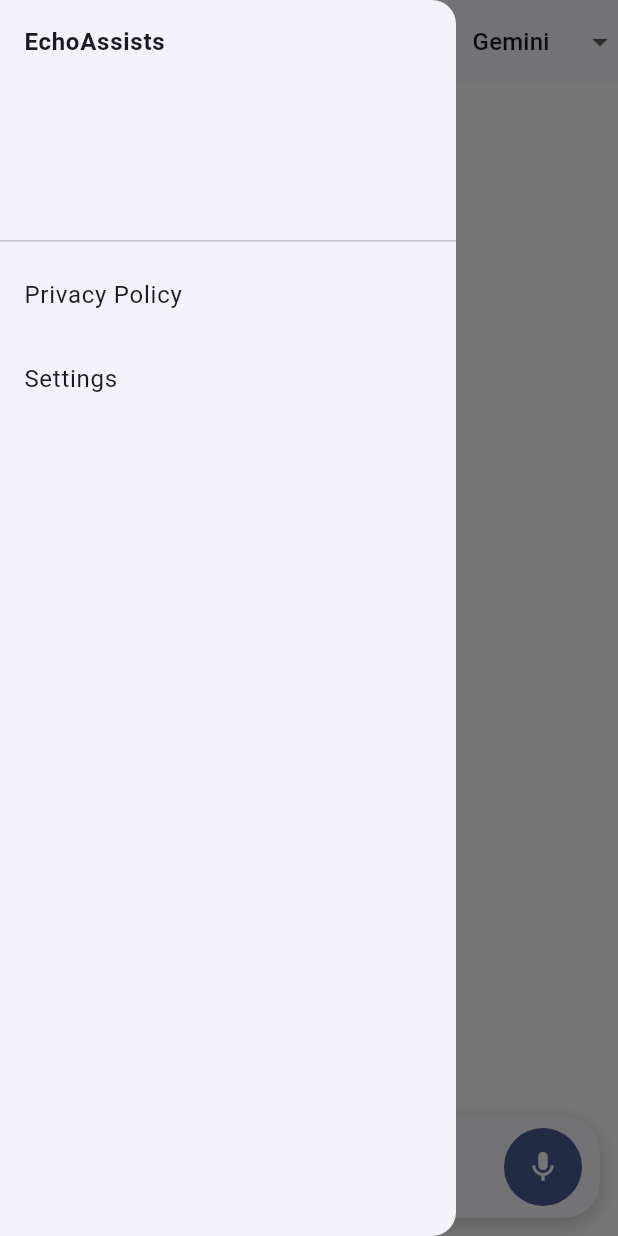
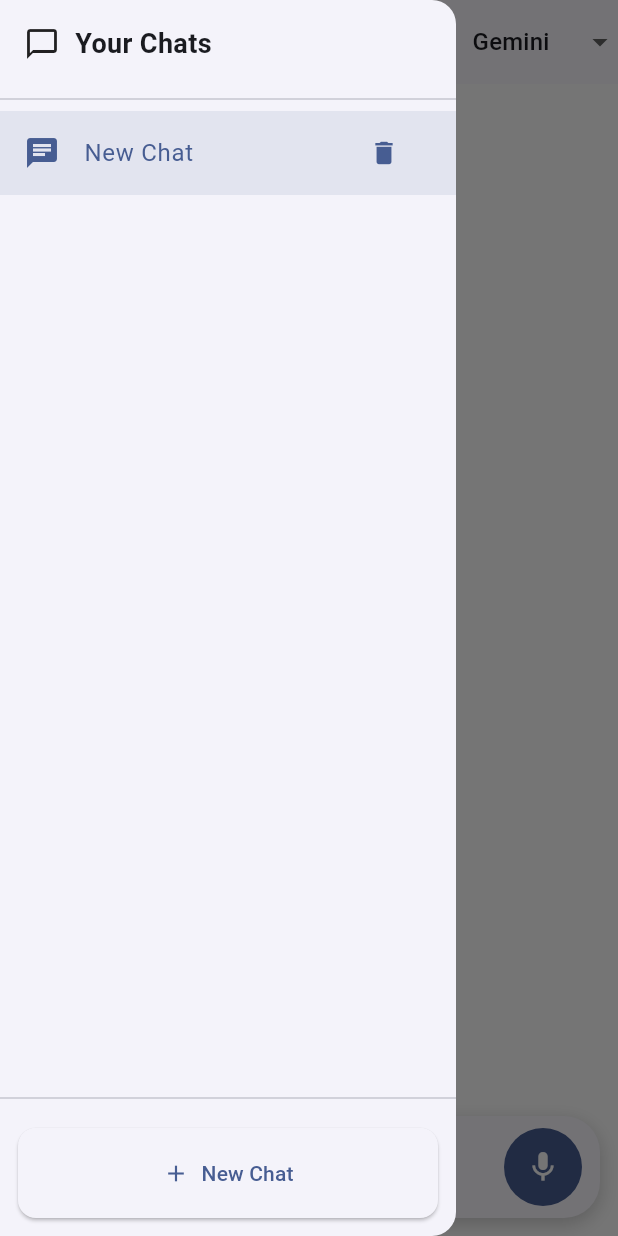
Before and after one commit to abidurrahman11/GPTMesh, a Flutter app: the screen it shows after launch, with the side drawer open, on a phone screen of 412 x 824 dp. Run offline on Flutter 3.47's test engine with Material 3 defaults, Android fonts, the phone set to English and light mode, and no system bars; our stand-ins replace flutter_markdown, shared_preferences, speech_to_text; missing offline and left inert: record.

Commit message:
add separate chats, new chat, delete chat option

```diff
--- a/GPTMesh Frontend/gpt_mesh/lib/Components/Drawer/home_drawer.dart
+++ b/GPTMesh Frontend/gpt_mesh/lib/Components/Drawer/home_drawer.dart
@@ -1,23 +1,124 @@
 import 'package:flutter/material.dart';
+import 'package:gpt_mesh/Models/Chats/chat_session.dart';
 
 class HomeDrawer extends StatelessWidget {
-  const HomeDrawer({super.key});
+  final List<ChatSession> chats;
+  final ChatSession? currentChat;
+  final Function(ChatSession) onSelectChat;
+  final VoidCallback onCreateNewChat;
+  final Function(ChatSession) onDeleteChat;
+
+  const HomeDrawer({
+    super.key,
+    required this.chats,
+    required this.currentChat,
+    required this.onSelectChat,
+    required this.onCreateNewChat,
+    required this.onDeleteChat,
+  });
+
+  void _showDeleteDialog(BuildContext context, ChatSession chat) {
+    showDialog(
+      context: context,
+      builder: (context) {
+        return AlertDialog(
+          title: const Text("Delete Chat"),
+          content: const Text("Are you sure you want to delete this chat?"),
+          actions: [
+            TextButton(
+              onPressed: () => Navigator.pop(context),
+              child: const Text("Cancel"),
+            ),
+            TextButton(
+              onPressed: () {
+                Navigator.pop(context);
+                onDeleteChat(chat);
+              },
+              child: const Text("Delete"),
+            ),
+          ],
+        );
+      },
+    );
+  }
 
   @override
   Widget build(BuildContext context) {
     return Drawer(
-      child: ListView(
-        padding: EdgeInsets.zero,
-        children: [
-          DrawerHeader(
-            child: Text(
-              "EchoAssists",
-              style: TextStyle(fontWeight: FontWeight.bold),
+      child: SafeArea(
+        child: Column(
+          children: [
+            // Header
+            const Padding(
+              padding: EdgeInsets.all(16),
+              child: Row(
+                children: [
+                  Icon(Icons.chat_bubble_outline),
+                  SizedBox(width: 10),
+                  Text(
+                    "Your Chats",
+                    style: TextStyle(fontSize: 18, fontWeight: FontWeight.bold),
+                  ),
+                ],
+              ),
             ),
-          ),
-          ListTile(title: const Text("Privacy Policy"), onTap: () {}),
-          ListTile(title: Text("Settings"), onTap: () {}),
-        ],
+
+            const Divider(),
+
+            // Chat List
+            Expanded(
+              child: ListView.builder(
+                itemCount: chats.length,
+                itemBuilder: (context, index) {
+                  final chat = chats[index];
+                  final isSelected = chat.id == currentChat?.id;
+
+                  return ListTile(
+                    selected: isSelected,
+                    selectedTileColor: Theme.of(
+                      context,
+                    ).colorScheme.primary.withOpacity(0.1),
+                    leading: const Icon(Icons.chat),
+                    title: Text(
+                      chat.title,
+                      maxLines: 1,
+                      overflow: TextOverflow.ellipsis,
+                    ),
+                    trailing: IconButton(
+                      // delete chat
+                      icon: const Icon(Icons.delete, size: 20),
+                      onPressed: () {
+                        _showDeleteDialog(context, chat);
+                      },
+                    ),
+                    onTap: () {
+                      onSelectChat(chat);
+                      Navigator.pop(context);
+                    },
+                  );
+                },
+              ),
+            ),
+
+            const Divider(),
+
+            // New Chat Button
+            Padding(
+              padding: const EdgeInsets.all(12),
+              child: ElevatedButton.icon(
+                onPressed: () {
+                  onCreateNewChat();
+                  Navigator.pop(context);
+                },
+                icon: const Icon(Icons.add),
+                label: const Text("New Chat"),
+                style: ElevatedButton.styleFrom(
+                  minimumSize: const Size.fromHeight(45),
+                ),
+              ),
+            ),
+          ],
+        ),
       ),
     );
   }
--- /dev/null
+++ b/GPTMesh Frontend/gpt_mesh/lib/Config/Theme/Services/chat_storage.dart
@@ -0,0 +1,28 @@
+import 'dart:convert';
+
+import 'package:gpt_mesh/Models/Chats/chat_session.dart';
+import 'package:shared_preferences/shared_preferences.dart';
+
+class ChatStorage {
+  static const String key = 'chats';
+
+  static Future<void> saveChats (List<ChatSession> chats) async {
+    final prefs = await SharedPreferences.getInstance();
+
+    final data = chats.map((chat) => jsonEncode(chat.toJson())).toList();
+
+    await prefs.setStringList(key, data);
+  }
+
+  static Future<List<ChatSession>> loadChats() async {
+    final prefs = await SharedPreferences.getInstance();
+
+    final data = prefs.getStringList(key);
+
+    if (data == null) {
+      return [];
+    }
+
+    return data.map((chat) => ChatSession.fromJson(jsonDecode(chat))).toList();
+  }
+}
--- a/GPTMesh Frontend/gpt_mesh/lib/Models/ChatMessage/chat_message.dart
+++ b/GPTMesh Frontend/gpt_mesh/lib/Models/ChatMessage/chat_message.dart
@@ -3,4 +3,16 @@ class ChatMessage {
   final bool isUser;
 
   ChatMessage({required this.text, required this.isUser});
+
+  Map<String, dynamic> toJson() => {
+    'text': text,
+    'isUser': isUser,
+  };
+
+  factory ChatMessage.fromJson (Map<String, dynamic> json) {
+    return ChatMessage(
+      text: json['text'],
+      isUser: json['isUser'],
+    );
+  }
 }
--- /dev/null
+++ b/GPTMesh Frontend/gpt_mesh/lib/Models/Chats/chat_session.dart
@@ -0,0 +1,23 @@
+import 'package:gpt_mesh/Models/ChatMessage/chat_message.dart';
+
+class ChatSession {
+  final String id;
+  String title;
+  final List<ChatMessage> messages;
+
+  ChatSession({required this.id, required this.title, required this.messages});
+
+  Map<String, dynamic> toJson() => {
+    'id': id,
+    'title': title,
+    'messages': messages.map((msg) => msg.toJson()).toList(),
+  };
+
+  factory ChatSession.fromJson(Map<String, dynamic> json) {
+    return ChatSession(
+      id: json['id'],
+      title: json['title'],
+      messages: (json['messages'] as List).map((msg) => ChatMessage.fromJson(msg)).toList(),
+    );
+  }
+}
--- a/GPTMesh Frontend/gpt_mesh/lib/Screens/Home/home_screen.dart
+++ b/GPTMesh Frontend/gpt_mesh/lib/Screens/Home/home_screen.dart
@@ -4,7 +4,9 @@ import 'package:flutter/material.dart';
 import 'package:gpt_mesh/Components/Drawer/home_drawer.dart';
 import 'package:gpt_mesh/Components/Dropdown/model_selector.dart';
 import 'package:gpt_mesh/Components/VoiceInput/voice_input_bar.dart';
+import 'package:gpt_mesh/Config/Theme/Services/chat_storage.dart';
 import 'package:gpt_mesh/Models/ChatMessage/chat_message.dart';
+import 'package:gpt_mesh/Models/Chats/chat_session.dart';
 import 'package:gpt_mesh/Widgets/ChatBubble/chat_bubble.dart';
 import 'package:http/http.dart' as http;
 
@@ -18,16 +20,77 @@ class HomeScreen extends StatefulWidget {
 class _HomeScreenState extends State<HomeScreen> {
   // access the state of the input bar to update the text when voice input is received
   final GlobalKey<VoiceInputBarState> inputKey = GlobalKey();
+  //chats
+  List<ChatSession> _chats = [];
+  ChatSession? _currentChat;
   // chat messages
-  final List<ChatMessage> _messages = [];
   final ScrollController _scrollController = ScrollController();
   AIModel _selectedModel = AIModel.gemini;
+
+  // load chats on start
+  @override
+  void initState() {
+    super.initState();
+    _loadChats();
+  }
+
+  // load chats from local storage
+  Future<void> _loadChats() async {
+    final chats = await ChatStorage.loadChats();
+
+    setState(() {
+      _chats = chats;
+    });
+    if (chats.isNotEmpty) {
+      _currentChat = chats.first;
+    } else {
+      _createNewChat();
+    }
+  }
+
+  // create new chat session and save on local storage
+  void _createNewChat() {
+    final newChat = ChatSession(
+      id: DateTime.now().toString(),
+      title: "New Chat",
+      messages: [],
+    );
+
+    setState(() {
+      _chats.insert(0, newChat);
+      _currentChat = newChat;
+    });
+
+    ChatStorage.saveChats(_chats);
+  }
+
+  // delete chat session
+  void _deleteChat(ChatSession chat) {
+    setState(() {
+      _chats.removeWhere((cht) => cht.id == chat.id);
+      // handle current chat deletion
+      if (_currentChat?.id == chat.id) {
+        if (_chats.isNotEmpty) {
+          _currentChat = _chats.first;
+        } else {
+          _createNewChat();
+        }
+      }
+    });
+    ChatStorage.saveChats(_chats);
+  }
 
   // add a new message to the chat and scroll to the bottom
   void _addMessage(String text, bool isUser) {
     setState(() {
-      _messages.add(ChatMessage(text: text, isUser: isUser));
+      _currentChat?.messages.add(ChatMessage(text: text, isUser: isUser));
+      // Auto title update (ONLY first user message)
+      if (_currentChat != null && _currentChat!.messages.length == 1 && isUser) {
+        _currentChat!.title = text.length > 20 ? text.substring(0, 20) : text;
+      }
     });
+
+    ChatStorage.saveChats(_chats);
     // scroll to the bottom after a short delay to ensure the new message is rendered
     Future.delayed(const Duration(milliseconds: 100), () {
       _scrollController.animateTo(
@@ -59,7 +122,8 @@ class _HomeScreenState extends State<HomeScreen> {
 
     try {
       final response = await http.post(
-        Uri.parse("http://192.168.0.102:3000/api/ai/ask"),
+        // Uri.parse("http://192.168.0.102:3000/api/ai/ask"),
+        Uri.parse("http://localhost:3000/api/ai/ask"),
         headers: {"Content-Type": "application/json"},
         body: jsonEncode({
           "prompt": text,
@@ -69,12 +133,12 @@ class _HomeScreenState extends State<HomeScreen> {
 
       final data = jsonDecode(response.body);
       setState(() {
-        _messages.removeLast(); // remove "Thinking..."
+        _currentChat!.messages.removeLast(); // remove "Thinking..."
       });
       _addMessage("${getModelName(_selectedModel)}:\n${data['text']}", false);
     } catch (error) {
       setState(() {
-        _messages.removeLast();
+        _currentChat!.messages.removeLast();
       });
       _addMessage("Error: $error", false);
     }
@@ -94,13 +158,23 @@ class _HomeScreenState extends State<HomeScreen> {
               setState(() {
                 _selectedModel = model;
               });
-            }
+            },
           ),
         ],
       ),
 
       // left drawer
-      drawer: HomeDrawer(),
+      drawer: HomeDrawer(
+        chats: _chats,
+        currentChat: _currentChat,
+        onSelectChat: (chat) {
+          setState(() {
+            _currentChat = chat;
+          });
+        },
+        onCreateNewChat: _createNewChat,
+        onDeleteChat: _deleteChat,
+      ),
 
       // main screen
       body: Column(
@@ -109,12 +183,12 @@ class _HomeScreenState extends State<HomeScreen> {
           Expanded(
             child: ListView.builder(
               controller: _scrollController,
-              itemCount: _messages.length,
+              itemCount: _currentChat?.messages.length ?? 0,
               itemBuilder: (context, index) {
-                final msg = _messages[index];
+                final msg = _currentChat!.messages[index];
                 return ChatBubble(text: msg.text, isUser: msg.isUser);
               },
-            )
+            ),
           ),
           // input options
           VoiceInputBar(
--- a/GPTMesh Frontend/gpt_mesh/pubspec.yaml
+++ b/GPTMesh Frontend/gpt_mesh/pubspec.yaml
@@ -15,6 +15,7 @@ dependencies:
   path_provider: ^2.0.11
   speech_to_text: ^6.6.0
   flutter_markdown: ^0.7.3
+  shared_preferences: ^2.5.5
 
 dev_dependencies:
   flutter_test:
```
Also changed, not shown: GPTMesh Frontend/gpt_mesh/pubspec.lock, 2 other files.
